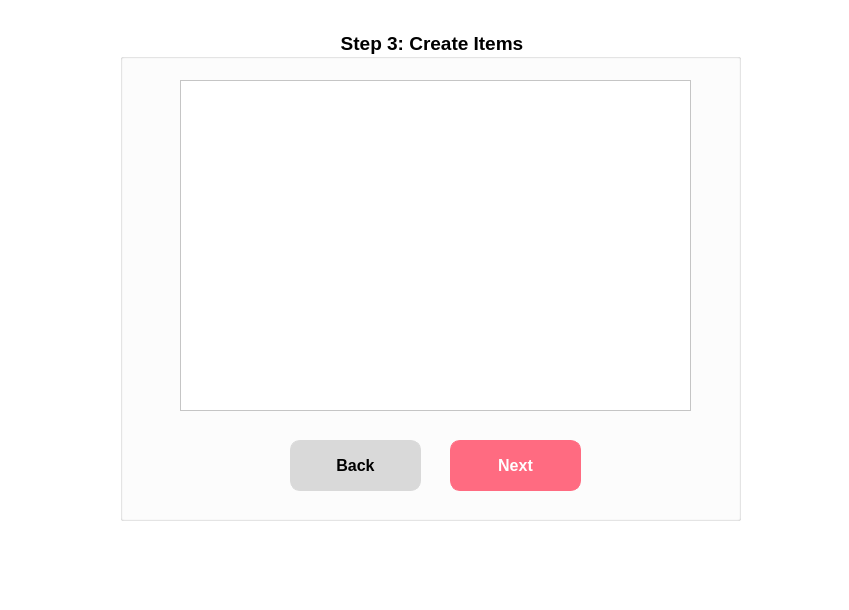
longle993/Solving-Knapsack-Problem-using-Genetic-Algorithm-GA-, file UIKnapsack.ui: the form before one commit.
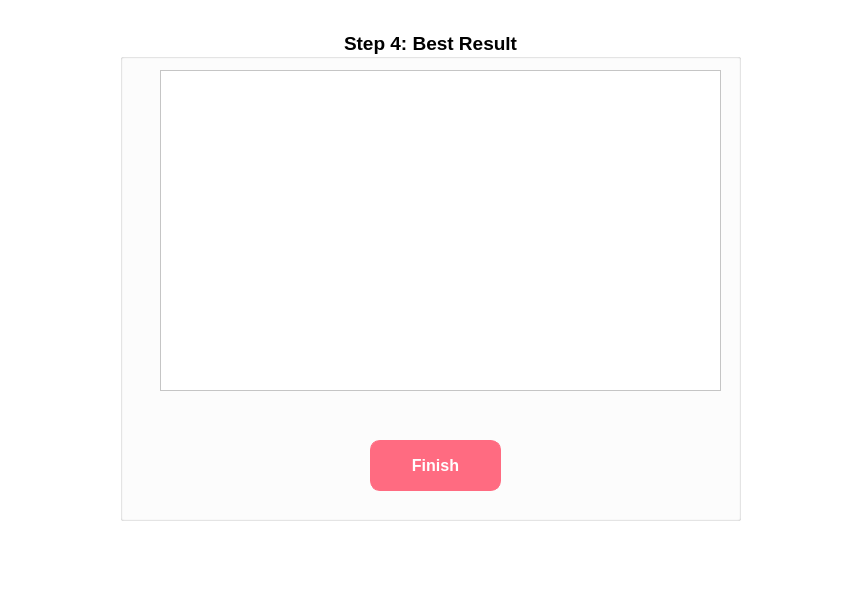
The form after the commit.

Commit message: Finish Auto Generate

Diff of the .ui file:
```diff
--- a/UIKnapsack.ui
+++ b/UIKnapsack.ui
@@ -298,20 +298,104 @@
       <bool>false</bool>
      </property>
     </widget>
-    <widget class="QListView" name="listItem">
+    <widget class="QListWidget" name="listItems">
      <property name="geometry">
       <rect>
-       <x>60</x>
+       <x>30</x>
        <y>50</y>
-       <width>511</width>
-       <height>331</height>
+       <width>561</width>
+       <height>321</height>
+      </rect>
+     </property>
+     <property name="frameShape">
+      <enum>QFrame::StyledPanel</enum>
+     </property>
+    </widget>
+    <widget class="QGroupBox" name="groupBox">
+     <property name="geometry">
+      <rect>
+       <x>0</x>
+       <y>0</y>
+       <width>621</width>
+       <height>491</height>
       </rect>
      </property>
      <property name="font">
       <font>
-       <pointsize>10</pointsize>
+       <family>Segoe UI</family>
+       <pointsize>14</pointsize>
+       <weight>75</weight>
+       <bold>true</bold>
       </font>
      </property>
+     <property name="title">
+      <string>Step 4: Best Result</string>
+     </property>
+     <property name="alignment">
+      <set>Qt::AlignCenter</set>
+     </property>
+     <widget class="QListWidget" name="listResult">
+      <property name="geometry">
+       <rect>
+        <x>40</x>
+        <y>40</y>
+        <width>561</width>
+        <height>321</height>
+       </rect>
+      </property>
+      <property name="frameShape">
+       <enum>QFrame::StyledPanel</enum>
+      </property>
+     </widget>
+     <widget class="QPushButton" name="btnFinish">
+      <property name="geometry">
+       <rect>
+        <x>250</x>
+        <y>410</y>
+        <width>131</width>
+        <height>51</height>
+       </rect>
+      </property>
+      <property name="font">
+       <font>
+        <family>Segoe UI</family>
+        <pointsize>12</pointsize>
+        <weight>75</weight>
+        <bold>true</bold>
+       </font>
+      </property>
+      <property name="cursor">
+       <cursorShape>PointingHandCursor</cursorShape>
+      </property>
+      <property name="styleSheet">
+       <string notr="true">QPushButton#btnFinish {
+border: 1px solid #FF6B81;
+border-radius: 10px;
+background: #FF6B81;
+color: white;
+font-weight: bold;
+}
+
+QPushButton#btnFinish:hover {
+    border: 1px solid #FF6B81; 
+    background: white;
+    color: #FF6B81; 
+}
+QPushButton#btnFinish:pressed {
+    background: #FF6B81;
+    color: white; 
+}</string>
+      </property>
+      <property name="text">
+       <string>Finish</string>
+      </property>
+      <property name="default">
+       <bool>false</bool>
+      </property>
+      <property name="flat">
+       <bool>false</bool>
+      </property>
+     </widget>
     </widget>
    </widget>
    <widget class="QGroupBox" name="grNumberItems">
```
The commit also changes 11 other files.
